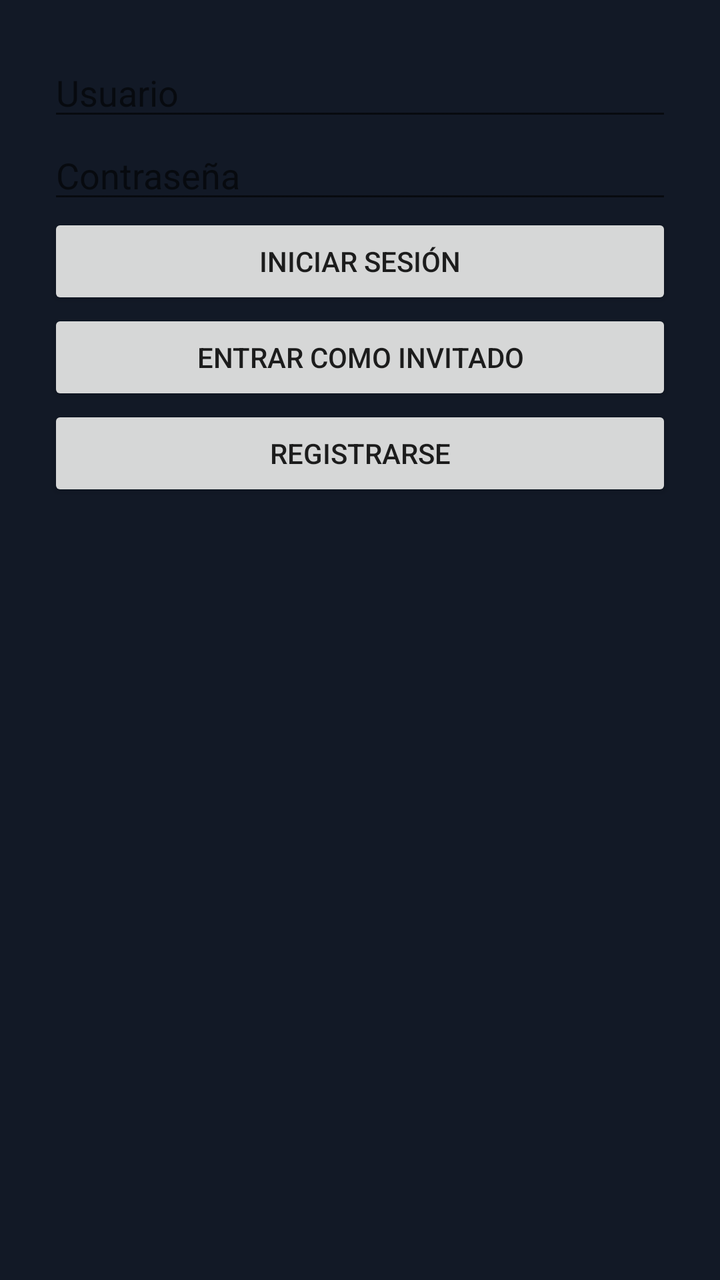
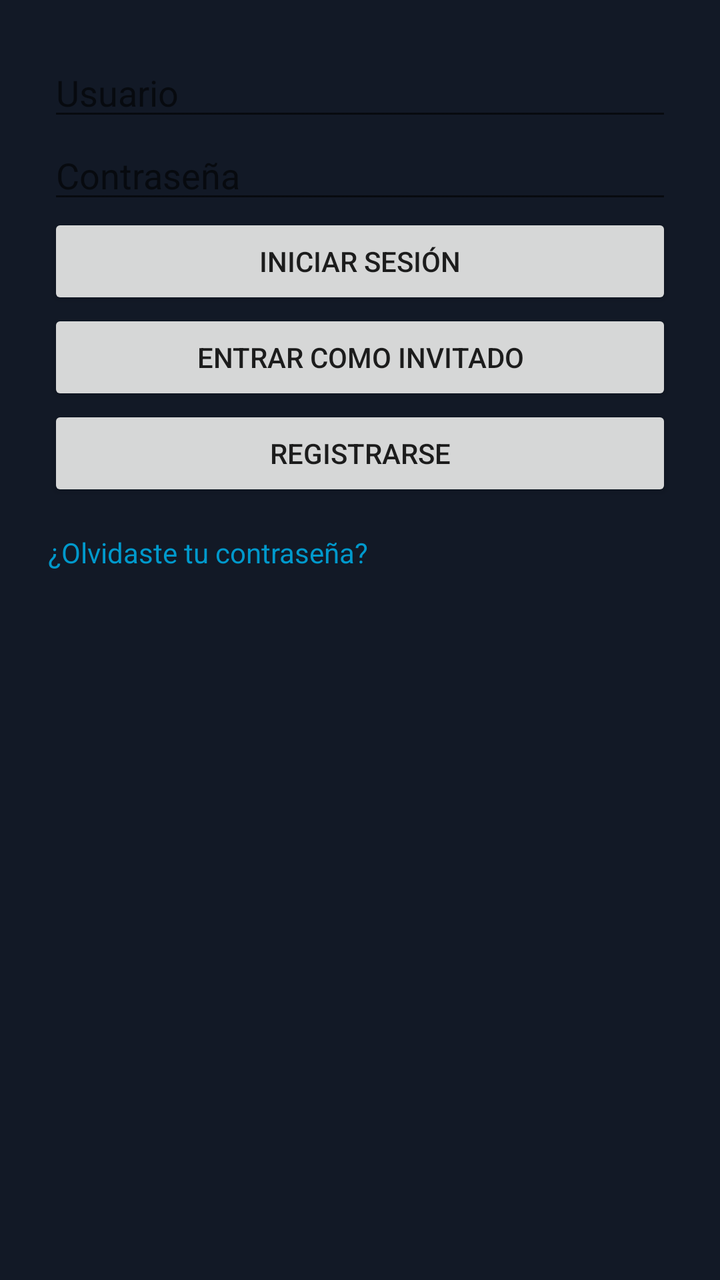

An Android layout rendered at two revisions. The XML below is the earlier revision; the diff shows what the commit changed to produce the second picture.
<!-- AndroidManifest.xml: application theme Theme.YomiTrack -->
<!-- res/layout/fragment_login.xml -->
<LinearLayout xmlns:android="http://schemas.android.com/apk/res/android"
    android:layout_width="match_parent"
    android:layout_height="match_parent"
    android:orientation="vertical"
    android:padding="24dp">

    <EditText
        android:id="@+id/editTextUsername"
        android:hint="Usuario"
        android:layout_width="match_parent"
        android:layout_height="wrap_content" />

    <EditText
        android:id="@+id/editTextPassword"
        android:hint="Contraseña"
        android:inputType="textPassword"
        android:layout_width="match_parent"
        android:layout_height="wrap_content" />

    <Button
        android:id="@+id/buttonLogin"
        android:text="Iniciar Sesión"
        android:layout_width="match_parent"
        android:layout_height="wrap_content" />

    <Button
        android:id="@+id/buttonGuest"
        android:text="Entrar como Invitado"
        android:layout_width="match_parent"
        android:layout_height="wrap_content" />

    <Button
        android:id="@+id/buttonGoRegister"
        android:text="Registrarse"
        android:layout_width="match_parent"
        android:layout_height="wrap_content" />
</LinearLayout>
<!-- resources referenced by this layout -->
<resources>
  <style name="Theme.YomiTrack" parent="Base.Theme.YomiTrack" />
  <style name="Base.Theme.YomiTrack" parent="Theme.MaterialComponents.DayNight.NoActionBar">
          
          <item name="colorPrimary">@color/primary</item>
          <item name="colorPrimaryVariant">@color/primary</item>
          <item name="colorOnPrimary">@color/textPrimary</item>
          <item name="android:colorBackground">@color/background</item>
          <item name="colorOnBackground">@color/textPrimary</item>
  
          
          <item name="bottomNavigationStyle">@style/CustomBottomNav</item>
      </style>
  <color name="primary">#1F2937</color>
  <color name="textPrimary">#FFFFFF</color>
  <color name="background">#121926</color>
  <style name="CustomBottomNav" parent="Widget.MaterialComponents.BottomNavigationView">
          <item name="android:background">@color/primary</item>
          <item name="itemIconTint">@color/textPrimary</item>
          <item name="itemTextColor">@color/textPrimary</item>
      </style>
</resources>

<!-- the commit's change to res/layout/fragment_login.xml (unified diff, before → after) -->
@@ -1,37 +1,50 @@
-<LinearLayout xmlns:android="http://schemas.android.com/apk/res/android"
+<ScrollView xmlns:android="http://schemas.android.com/apk/res/android"
     android:layout_width="match_parent"
-    android:layout_height="match_parent"
-    android:orientation="vertical"
-    android:padding="24dp">
+    android:layout_height="match_parent">
 
-    <EditText
-        android:id="@+id/editTextUsername"
-        android:hint="Usuario"
+    <LinearLayout
+        android:orientation="vertical"
+        android:padding="24dp"
         android:layout_width="match_parent"
-        android:layout_height="wrap_content" />
+        android:layout_height="wrap_content">
 
-    <EditText
-        android:id="@+id/editTextPassword"
-        android:hint="Contraseña"
-        android:inputType="textPassword"
-        android:layout_width="match_parent"
-        android:layout_height="wrap_content" />
+        <EditText
+            android:id="@+id/editTextUsername"
+            android:hint="Usuario"
+            android:layout_width="match_parent"
+            android:layout_height="wrap_content" />
 
-    <Button
-        android:id="@+id/buttonLogin"
-        android:text="Iniciar Sesión"
-        android:layout_width="match_parent"
-        android:layout_height="wrap_content" />
+        <EditText
+            android:id="@+id/editTextPassword"
+            android:hint="Contraseña"
+            android:inputType="textPassword"
+            android:layout_width="match_parent"
+            android:layout_height="wrap_content" />
 
-    <Button
-        android:id="@+id/buttonGuest"
-        android:text="Entrar como Invitado"
-        android:layout_width="match_parent"
-        android:layout_height="wrap_content" />
+        <Button
+            android:id="@+id/buttonLogin"
+            android:text="Iniciar Sesión"
+            android:layout_width="match_parent"
+            android:layout_height="wrap_content" />
 
-    <Button
-        android:id="@+id/buttonGoRegister"
-        android:text="Registrarse"
-        android:layout_width="match_parent"
-        android:layout_height="wrap_content" />
-</LinearLayout>
+        <Button
+            android:id="@+id/buttonGuest"
+            android:text="Entrar como Invitado"
+            android:layout_width="match_parent"
+            android:layout_height="wrap_content" />
+
+        <Button
+            android:id="@+id/buttonGoRegister"
+            android:text="Registrarse"
+            android:layout_width="match_parent"
+            android:layout_height="wrap_content" />
+
+        <TextView
+            android:id="@+id/textForgotPassword"
+            android:text="¿Olvidaste tu contraseña?"
+            android:textColor="@android:color/holo_blue_dark"
+            android:layout_marginTop="16dp"
+            android:layout_width="wrap_content"
+            android:layout_height="wrap_content" />
+    </LinearLayout>
+</ScrollView>
